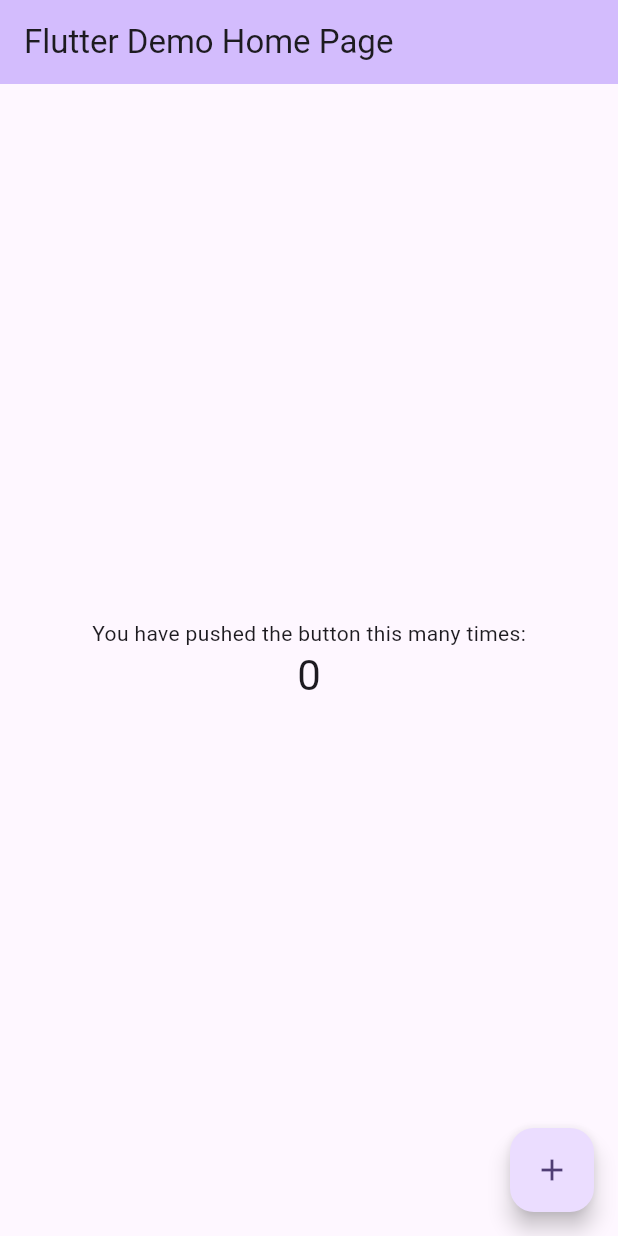
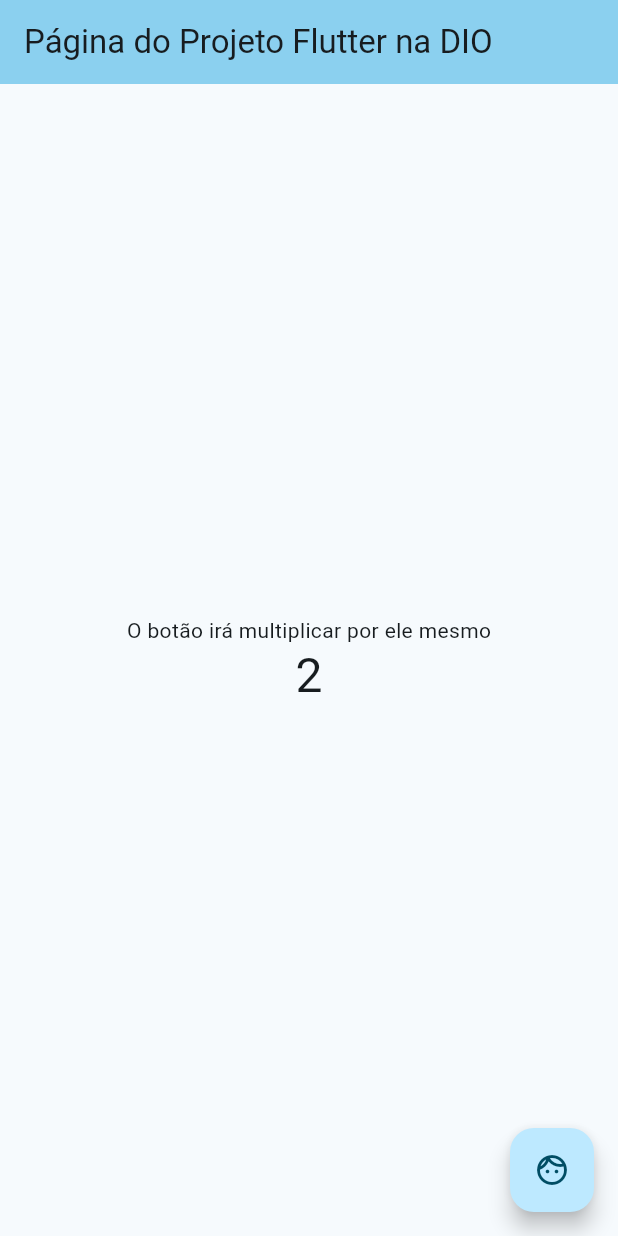
Before and after one commit to lgarcia00/dio-flutter, a Flutter app: the screen it shows after launch, on a phone screen of 412 x 824 dp. Run offline on Flutter 3.47's test engine with Material 3 defaults, Android fonts, the phone set to English and light mode, and no system bars.

Commit message:
Mudanças de cores e palavras

```diff
--- a/dio_flutter/lib/main.dart
+++ b/dio_flutter/lib/main.dart
@@ -11,7 +11,7 @@ class MyApp extends StatelessWidget {
   @override
   Widget build(BuildContext context) {
     return MaterialApp(
-      title: 'Flutter Demo',
+      title: 'Flutter DIO',
       theme: ThemeData(
         // This is the theme of your application.
         //
@@ -28,10 +28,10 @@ class MyApp extends StatelessWidget {
         //
         // This works for code too, not just values: Most code changes can be
         // tested with just a hot reload.
-        colorScheme: ColorScheme.fromSeed(seedColor: Colors.deepPurple),
+        colorScheme: ColorScheme.fromSeed(seedColor: Colors.blueGrey),
         useMaterial3: true,
       ),
-      home: const MyHomePage(title: 'Flutter Demo Home Page'),
+      home: const MyHomePage(title: 'Página do Projeto Flutter na DIO'),
     );
   }
 }
@@ -55,7 +55,7 @@ class MyHomePage extends StatefulWidget {
 }
 
 class _MyHomePageState extends State<MyHomePage> {
-  int _counter = 0;
+  int _counter = 2;
 
   void _incrementCounter() {
     setState(() {
@@ -64,7 +64,7 @@ class _MyHomePageState extends State<MyHomePage> {
       // so that the display can reflect the updated values. If we changed
       // _counter without calling setState(), then the build method would not be
       // called again, and so nothing would appear to happen.
-      _counter++;
+      _counter = _counter * _counter;
     });
   }
 
@@ -78,9 +78,7 @@ class _MyHomePageState extends State<MyHomePage> {
     // than having to individually change instances of widgets.
     return Scaffold(
       appBar: AppBar(
-        // TRY THIS: Try changing the color here to a specific color (to
-        // Colors.amber, perhaps?) and trigger a hot reload to see the AppBar
-        // change color while the other colors stay the same.
+        // TRY THIS: Try changing the color here to a specific color
         backgroundColor: Theme.of(context).colorScheme.inversePrimary,
         // Here we take the value from the MyHomePage object that was created by
         // the App.build method, and use it to set our appbar title.
@@ -106,19 +104,20 @@ class _MyHomePageState extends State<MyHomePage> {
           mainAxisAlignment: MainAxisAlignment.center,
           children: <Widget>[
             const Text(
-              'You have pushed the button this many times:',
+              'O botão irá multiplicar por ele mesmo',
             ),
             Text(
               '$_counter',
-              style: Theme.of(context).textTheme.headlineMedium,
+              style: Theme.of(context).textTheme.headlineLarge,
+              selectionColor: Colors.redAccent,
             ),
           ],
         ),
       ),
       floatingActionButton: FloatingActionButton(
         onPressed: _incrementCounter,
-        tooltip: 'Increment',
-        child: const Icon(Icons.add),
+        tooltip: 'Multiplicar',
+        child: const Icon(Icons.face_unlock_sharp),
       ), // This trailing comma makes auto-formatting nicer for build methods.
     );
   }
```
